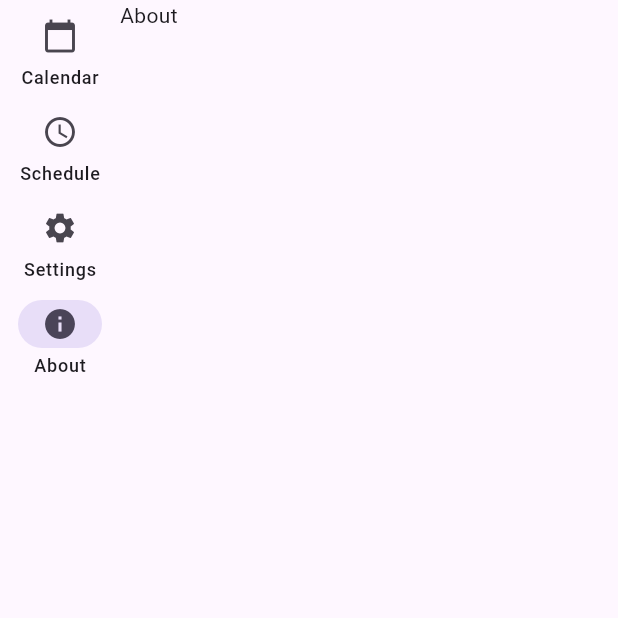
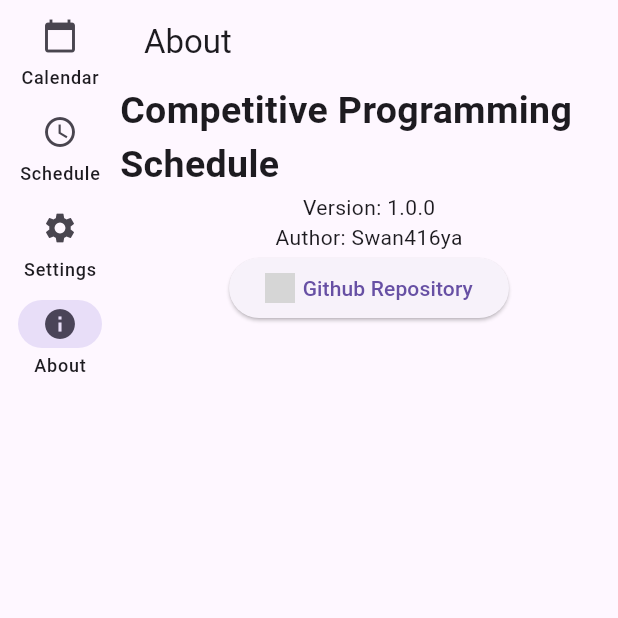
Before and after one commit to Swan416ya/CP-Schedule, a Flutter app: the screen it shows after launch, after a tap on "Schedule", after a tap on "Settings", after a tap on "About", on a phone screen of 412 x 824 dp, the top half of it. Run offline on Flutter 3.47's test engine with Material 3 defaults, Android fonts, the phone set to English and light mode, and no system bars; network calls fail; Roboto replaces fonts that are missing (Playwrite Deutschland Grundschrift); grey boxes are pictures that could not be loaded.

Commit message:
20241008ABoutUpdate

```diff
--- /dev/null
+++ b/lib/Pages/about.dart
@@ -0,0 +1,58 @@
+import 'package:flutter/material.dart';
+import 'package:url_launcher/url_launcher.dart';
+
+class aboutPage extends StatefulWidget{
+  @override
+  _aboutPageState createState() => _aboutPageState();
+}
+
+class _aboutPageState extends State<aboutPage>{
+  void launchURL(String url) async {
+    if (await canLaunch(url)) {
+      await launch(url);
+    } else {
+      throw 'Could not launch $url';
+    }
+  }
+
+  @override
+  Widget build(BuildContext context){
+    return Scaffold(
+      appBar: AppBar(
+        title: Text('About'),
+      ),
+      body: Center(
+        child: Column(
+          children: <Widget>[
+            Text(
+              'Competitive Programming Schedule',
+              style: TextStyle(
+                //使用google_fonts中的Protest Strike字体
+                fontFamily: 'Playwrite Deutschland Grundschrift',
+                fontSize: 25,
+                fontWeight: FontWeight.bold,
+              ),
+            ),
+            Text('Version: 1.0.0'),
+            Text('Author: Swan416ya'),
+            //加入一个链接到github项目链接的按钮
+            ElevatedButton(
+              onPressed: () {
+                launchURL('https://github.com/Swan416ya/CP-Schedule');
+              },
+              child: Row(
+                mainAxisSize: MainAxisSize.min,
+                children: <Widget>[
+                  //使用github图标
+                  Image.network('https://github.githubassets.com/assets/gh-desktop-7c9388a38509.png', width: 20),
+                  SizedBox(width: 5),
+                  Text('Github Repository'),
+                ],
+              )
+            ),
+          ],
+        ),
+      ),
+    );
+  }
+}
--- a/lib/homePage.dart
+++ b/lib/homePage.dart
@@ -1,4 +1,5 @@
 import 'package:flutter/material.dart';
+import 'package:cp_schedule/Pages/about.dart';
 
 class homePage extends StatefulWidget {
   @override
@@ -83,7 +84,7 @@ class _homePageState extends State<homePage> {
                   key: _About,
                   onGenerateRoute: (RouteSettings settings) {
                     return MaterialPageRoute(
-                      builder: (context) => Text('About'),
+                      builder: (context) => aboutPage(),
                     );
                   },
                 ),
--- a/pubspec.yaml
+++ b/pubspec.yaml
@@ -35,6 +35,9 @@ dependencies:
   # The following adds the Cupertino Icons font to your application.
   # Use with the CupertinoIcons class for iOS style icons.
   cupertino_icons: ^1.0.6
+
+#加入url_launcher
+  url_launcher: ^6.0.6
 
 dev_dependencies:
   flutter_test:
```
Also changed, not shown: lib/main.dart (line endings or trailing spaces), pubspec.lock, 5 other files.
